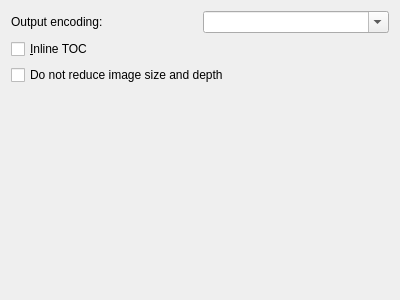
First picture: the form in src/calibre/gui2/convert/pmlz_output.ui, repository kovidgoyal/calibre, before the edit.
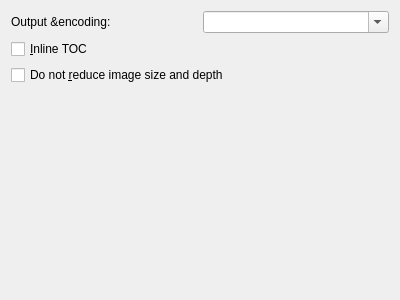
Second picture: the form after the edit. Custom widgets are drawn as their Qt base class.

Patch:
```diff
--- a/src/calibre/gui2/convert/pmlz_output.ui
+++ b/src/calibre/gui2/convert/pmlz_output.ui
@@ -37,7 +37,7 @@
    <item row="3" column="0">
     <widget class="QCheckBox" name="opt_full_image_depth">
      <property name="text">
-      <string>Do not reduce image size and depth</string>
+      <string>Do not &amp;reduce image size and depth</string>
      </property>
     </widget>
    </item>
@@ -46,7 +46,7 @@
      <item>
       <widget class="QLabel" name="label">
        <property name="text">
-        <string>Output encoding:</string>
+        <string>Output &amp;encoding:</string>
        </property>
       </widget>
      </item>
```
